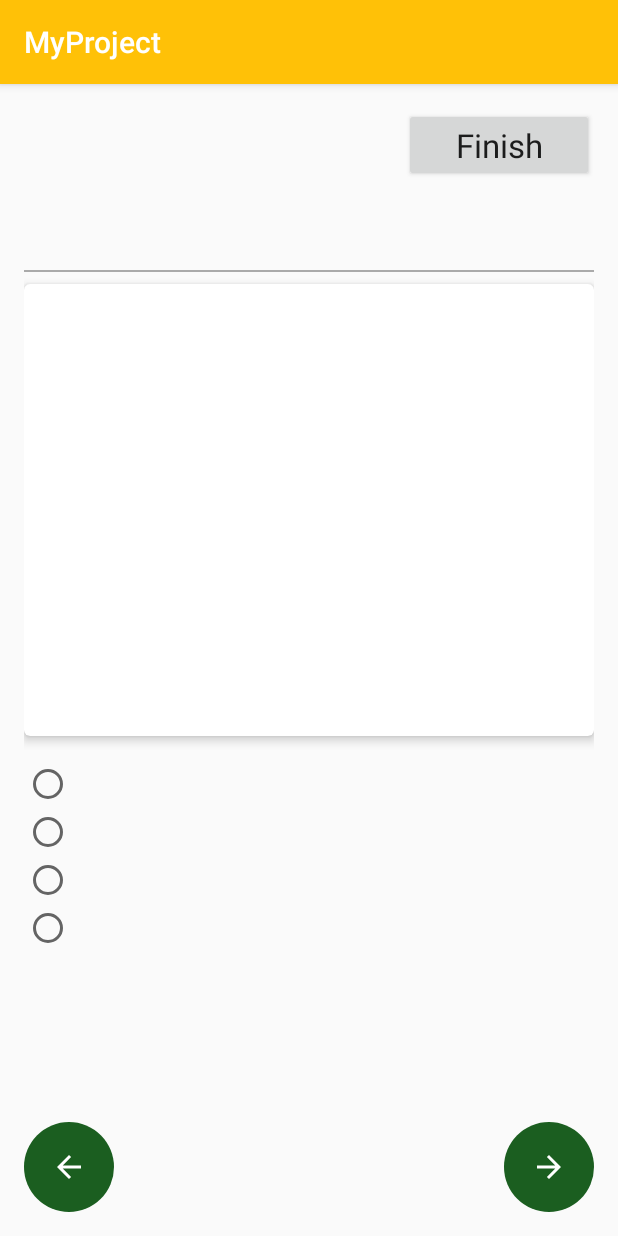
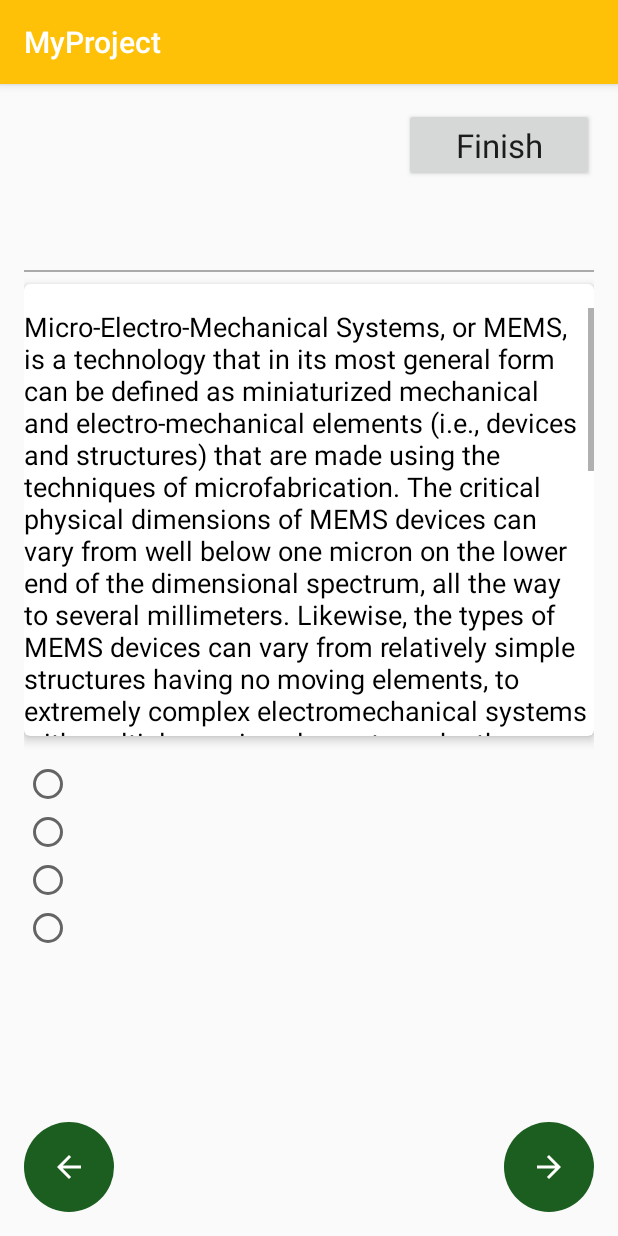
Before and after one commit to someshkarthik/HackathonProject, an Android app: the QuizActivity screen opened directly, with no data from a screen before it, on a phone screen of 412 x 824 dp. Run offline under Robolectric (Android 15) with nearby library versions, the phone set to English and light mode, and no system bars.

Commit message:
Added scrolling

```diff
--- a/app/src/main/java/com/example/somesh/myproject/QuizActivity.java
+++ b/app/src/main/java/com/example/somesh/myproject/QuizActivity.java
@@ -2,12 +2,17 @@ package com.example.somesh.myproject;
 
 import android.os.Bundle;
 import android.support.v7.app.AppCompatActivity;
+import android.text.method.ScrollingMovementMethod;
+import android.widget.TextView;
 
 public class QuizActivity extends AppCompatActivity {
 
+    TextView question_tv;
     @Override
     protected void onCreate(Bundle savedInstanceState) {
         super.onCreate(savedInstanceState);
         setContentView(R.layout.activity_quiz);
+        question_tv = findViewById(R.id.question_tv_id);
+        question_tv.setMovementMethod(new ScrollingMovementMethod());
     }
 }
--- /dev/null
+++ b/app/src/main/res/layout-land/activity_quiz.xml
@@ -0,0 +1,122 @@
+<?xml version="1.0" encoding="utf-8"?>
+<ScrollView xmlns:android="http://schemas.android.com/apk/res/android"
+    xmlns:app="http://schemas.android.com/apk/res-auto"
+    xmlns:tools="http://schemas.android.com/tools"
+    android:layout_width="match_parent"
+    android:layout_height="match_parent">
+
+    <LinearLayout xmlns:android="http://schemas.android.com/apk/res/android"
+        xmlns:app="http://schemas.android.com/apk/res-auto"
+        xmlns:tools="http://schemas.android.com/tools"
+        android:layout_width="match_parent"
+        android:layout_height="match_parent"
+        android:orientation="vertical"
+        android:padding="16dp"
+        tools:context="com.example.somesh.myproject.QuizActivity">
+
+        <LinearLayout
+            android:layout_width="match_parent"
+            android:layout_height="0dp"
+            android:layout_weight="1"
+            android:orientation="horizontal">
+
+            <TextView
+                android:layout_width="0dp"
+                android:layout_height="wrap_content"
+                android:layout_weight="1"
+                android:textAppearance="?android:textAppearanceLarge"
+                tools:text="Q.No:1" />
+
+            <TextView
+                android:layout_width="0dp"
+                android:layout_height="wrap_content"
+                android:layout_weight="1"
+                android:textAppearance="?android:textAppearanceLarge"
+                android:textStyle="bold"
+                tools:text="10:00" />
+
+            <Button
+                android:layout_width="0dp"
+                android:layout_height="wrap_content"
+                android:layout_weight="1"
+                android:text="Finish"
+                android:textAppearance="?android:textAppearanceLarge" />
+        </LinearLayout>
+
+        <View
+            android:layout_width="match_parent"
+            android:layout_height="1dp"
+            android:layout_marginBottom="8dp"
+            android:layout_marginTop="8dp"
+            android:background="@android:color/darker_gray" />
+
+        <android.support.v7.widget.CardView
+            android:layout_width="match_parent"
+            android:layout_height="0dp"
+            android:layout_weight="3"
+            app:cardCornerRadius="4dp"
+            app:cardElevation="4dp">
+
+            <TextView
+                android:id="@+id/question_tv_id"
+                android:layout_width="match_parent"
+                android:layout_height="match_parent"
+                android:layout_marginTop="16dp"
+                android:scrollbars="vertical"
+                android:text="@string/testQ"
+                android:textAppearance="?android:textAppearanceMedium"
+                android:textColor="@android:color/black" />
+        </android.support.v7.widget.CardView>
+
+        <RadioGroup
+            android:layout_width="match_parent"
+            android:layout_height="0dp"
+            android:layout_marginTop="16dp"
+            android:layout_weight="2">
+
+            <RadioButton
+                android:layout_width="match_parent"
+                android:layout_height="wrap_content"
+                tools:text="Option 1" />
+
+            <RadioButton
+                android:layout_width="match_parent"
+                android:layout_height="wrap_content"
+                tools:text="Option 2" />
+
+            <RadioButton
+                android:layout_width="match_parent"
+                android:layout_height="wrap_content"
+                tools:text="Option 3" />
+
+            <RadioButton
+                android:layout_width="match_parent"
+                android:layout_height="wrap_content"
+                tools:text="Option 4" />
+        </RadioGroup>
+
+        <RelativeLayout
+            android:layout_width="match_parent"
+            android:layout_height="0dp"
+            android:layout_weight="1">
+
+            <ImageButton
+                android:layout_width="60dp"
+                android:layout_height="60dp"
+                android:layout_alignParentBottom="true"
+                android:layout_alignParentLeft="true"
+                android:layout_alignParentStart="true"
+                android:background="@drawable/arrowbuttonstyle"
+                android:src="@drawable/ic_arrow_back_black_24dp" />
+
+            <ImageButton
+                android:layout_width="60dp"
+                android:layout_height="60dp"
+                android:layout_alignParentBottom="true"
+                android:layout_alignParentEnd="true"
+                android:layout_alignParentRight="true"
+                android:background="@drawable/arrowbuttonstyle"
+                android:src="@drawable/ic_arrow_forward_black_24dp" />
+        </RelativeLayout>
+    </LinearLayout>
+</ScrollView>
--- a/app/src/main/res/layout/activity_main.xml
+++ b/app/src/main/res/layout/activity_main.xml
@@ -1,15 +1,20 @@
 <?xml version="1.0" encoding="utf-8"?>
-<LinearLayout xmlns:android="http://schemas.android.com/apk/res/android"
+<ScrollView xmlns:android="http://schemas.android.com/apk/res/android"
     xmlns:app="http://schemas.android.com/apk/res-auto"
     xmlns:tools="http://schemas.android.com/tools"
+    android:layout_width="match_parent"
+    android:layout_height="match_parent"
+    android:layout_gravity="center"
+    android:fillViewport="true"
+    tools:context="com.example.somesh.myproject.MainActivity">
+
+    <LinearLayout
         android:layout_width="match_parent"
         android:layout_height="match_parent"
         android:background="#fcfcfc"
         android:gravity="center"
         android:orientation="vertical"
-    android:padding="10dp"
-    tools:context="com.example.somesh.myproject.MainActivity">
-
+        android:padding="10dp">
 
         <LinearLayout
             android:layout_width="match_parent"
@@ -170,3 +175,4 @@
         </LinearLayout>
 
     </LinearLayout>
+</ScrollView>
--- a/app/src/main/res/layout/activity_quiz.xml
+++ b/app/src/main/res/layout/activity_quiz.xml
@@ -7,6 +7,7 @@
     android:orientation="vertical"
     android:padding="16dp"
     tools:context="com.example.somesh.myproject.QuizActivity">
+
     <LinearLayout
         android:layout_width="match_parent"
         android:layout_height="0dp"
@@ -51,12 +52,14 @@
         app:cardElevation="4dp">
 
         <TextView
+            android:id="@+id/question_tv_id"
             android:layout_width="match_parent"
-            android:layout_height="250dp"
+            android:layout_height="match_parent"
             android:layout_marginTop="16dp"
+            android:scrollbars="vertical"
+            android:text="@string/testQ"
             android:textAppearance="?android:textAppearanceMedium"
-            android:textColor="@android:color/black"
-            tools:text="Some Random Questions!!" />
+            android:textColor="@android:color/black" />
     </android.support.v7.widget.CardView>
 
     <RadioGroup
--- a/app/src/main/res/layout/activity_quiz_category.xml
+++ b/app/src/main/res/layout/activity_quiz_category.xml
@@ -4,7 +4,7 @@
     xmlns:tools="http://schemas.android.com/tools"
     android:layout_width="match_parent"
     android:layout_height="match_parent"
-    android:background="@drawable/bg"
+    android:background="@drawable/background"
     android:orientation="vertical"
     android:weightSum="10"
     tools:context="com.example.somesh.myproject.QuizCategoryActivity">
--- a/app/src/main/res/values/strings.xml
+++ b/app/src/main/res/values/strings.xml
@@ -1,3 +1,7 @@
 <resources>
     <string name="app_name">MyProject</string>
+
+    <string name="testQ">Micro-Electro-Mechanical Systems, or MEMS, is a technology that in its most general form can be defined as miniaturized mechanical and electro-mechanical elements (i.e., devices and structures) that are made using the techniques of microfabrication. The critical physical dimensions of MEMS devices can vary from well below one micron on the lower end of the dimensional spectrum, all the way to several millimeters. Likewise, the types of MEMS devices can vary from relatively simple structures having no moving elements, to extremely complex electromechanical systems with multiple moving elements under the control of integrated microelectronics. The one main criterion of MEMS is that there are at least some elements having some sort of mechanical functionality whether or not these elements can move. The term used to define MEMS varies in different parts of the world. In the United States they are predominantly called MEMS, while in some other parts of the world they are called “Microsystems Technology” or “micromachined devices”.
+
+While the functional elements of MEMS are miniaturized structures, sensors, actuators, and microelectronics, the most notable (and perhaps most interesting) elements are the microsensors and microactuators. Microsensors and microactuators are appropriately categorized as “transducers”, which are defined as devices that convert energy from one form to another. In the case of microsensors, the device typically converts a measured mechanical signal into an electrical signal.</string>
 </resources>
```
Also changed, not shown: app/src/main/res/drawable-xxxhdpi/bg.png (deleted), app/src/main/res/drawable-xxxhdpi/scrollableimage.jpg (deleted), app/src/main/res/drawable/background.png (added), app/src/main/res/drawable/scrollableimage.jpg (added). Lines whose indentation alone changed are shown as unchanged.
